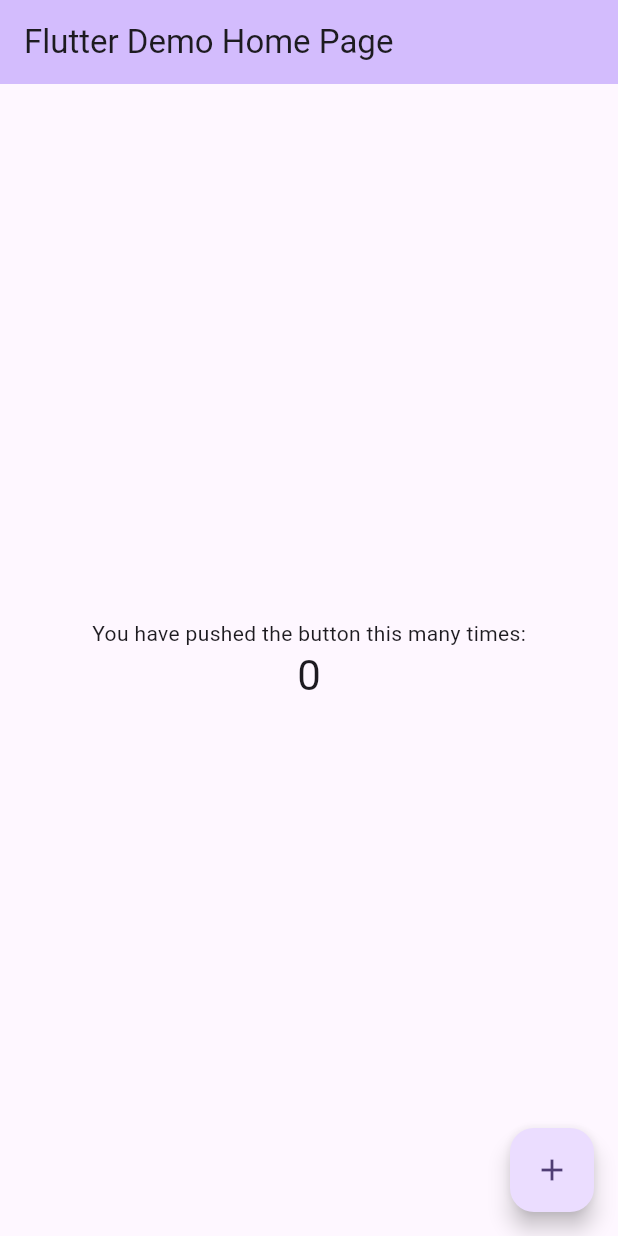
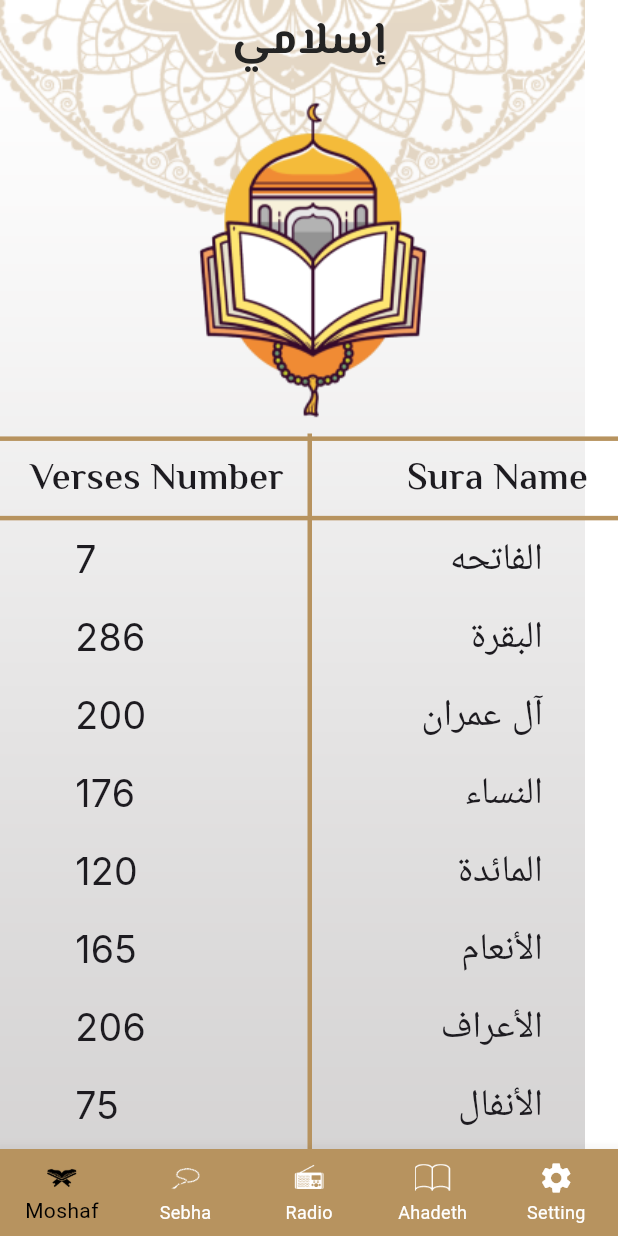
Before and after one commit to RanaGebril/islami, a Flutter app: the screen it shows after launch, on a phone screen of 412 x 824 dp. Run offline on Flutter 3.47's test engine with Material 3 defaults, Android fonts, the phone set to English and light mode, and no system bars; our stand-ins replace google_fonts.

Commit message:
Quran tab ui finish

```diff
--- a/lib/APP_colors.dart
+++ b/lib/APP_colors.dart
@@ -0,0 +1,5 @@
+import 'package:flutter/material.dart';
+
+class AppColors{
+  static const Color primary=Color(0xffB7935F);
+}
--- a/lib/Home.dart
+++ b/lib/Home.dart
@@ -0,0 +1,70 @@
+import 'package:flutter/material.dart';
+import 'package:google_fonts/google_fonts.dart';
+import 'package:islami/APP_colors.dart';
+import 'package:islami/tabs/Ahadeth_tab.dart';
+import 'package:islami/tabs/Quran_tab.dart';
+import 'package:islami/tabs/Radio_tab.dart';
+import 'package:islami/tabs/Sebha_tab.dart';
+import 'package:islami/tabs/Setting_tab.dart';
+
+class HomeScreen extends StatefulWidget {
+  static const String routeName="home";
+  HomeScreen({super.key});
+
+  @override
+  State<HomeScreen> createState() => _HomeScreenState();
+}
+
+class _HomeScreenState extends State<HomeScreen> {
+  int selectedIndex=0;
+
+  @override
+  Widget build(BuildContext context) {
+    return Stack(
+      children: [
+        Image.asset("assets/images/bg3.png"),
+        Scaffold(
+          backgroundColor: Colors.transparent,
+          appBar: AppBar(
+            backgroundColor: Colors.transparent,
+            centerTitle: true,
+            title: Text("إسلامي",
+              style: GoogleFonts.elMessiri(
+                  color: Color(0xff242424),
+                  fontSize: 30,
+                  fontWeight: FontWeight.w700
+              ),),
+          ),
+          bottomNavigationBar: BottomNavigationBar(
+            backgroundColor: AppColors.primary,
+              showUnselectedLabels: true,
+              type: BottomNavigationBarType.fixed,
+              selectedItemColor: Colors.black,
+              unselectedItemColor: Colors.white,
+              currentIndex: selectedIndex,
+              onTap: (index) {
+              selectedIndex=index;
+              setState(() {
+              });
+              },
+              items: [
+            BottomNavigationBarItem(icon: ImageIcon(AssetImage("assets/images/moshaf_blue.png")),label: "Moshaf"),
+            BottomNavigationBarItem(icon: ImageIcon(AssetImage("assets/images/sebha.png")),label: "Sebha"),
+            BottomNavigationBarItem(icon: ImageIcon(AssetImage("assets/images/radio.png")),label: "Radio"),
+            BottomNavigationBarItem(icon: ImageIcon(AssetImage("assets/images/Ahadeth.png")),label: "Ahadeth"),
+            BottomNavigationBarItem(icon: Icon(Icons.settings),label: "Setting"),
+          ]),
+          body: tabs[selectedIndex],
+        )
+      ],
+    );
+  }
+
+  List<Widget>tabs=[
+    QuranTab(),
+    SebhaTab(),
+    RadioTab(),
+    AhadethTab(),
+    SettingTab(),
+  ];
+}
--- a/lib/main.dart
+++ b/lib/main.dart
@@ -1,125 +1,25 @@
 import 'package:flutter/material.dart';
+import 'package:islami/Home.dart';
+import 'package:islami/Quran_screen.dart';
 
 void main() {
-  runApp(const MyApp());
+  runApp(MyApp());
 }
 
 class MyApp extends StatelessWidget {
-  const MyApp({super.key});
+  MyApp({super.key});
 
   // This widget is the root of your application.
   @override
   Widget build(BuildContext context) {
     return MaterialApp(
-      title: 'Flutter Demo',
-      theme: ThemeData(
-        // This is the theme of your application.
-        //
-        // TRY THIS: Try running your application with "flutter run". You'll see
-        // the application has a purple toolbar. Then, without quitting the app,
-        // try changing the seedColor in the colorScheme below to Colors.green
-        // and then invoke "hot reload" (save your changes or press the "hot
-        // reload" button in a Flutter-supported IDE, or press "r" if you used
-        // the command line to start the app).
-        //
-        // Notice that the counter didn't reset back to zero; the application
-        // state is not lost during the reload. To reset the state, use hot
-        // restart instead.
-        //
-        // This works for code too, not just values: Most code changes can be
-        // tested with just a hot reload.
-        colorScheme: ColorScheme.fromSeed(seedColor: Colors.deepPurple),
-        useMaterial3: true,
-      ),
-      home: const MyHomePage(title: 'Flutter Demo Home Page'),
+     debugShowCheckedModeBanner: false,
+      initialRoute: HomeScreen.routeName,
+      routes: {
+        HomeScreen.routeName:(context)=>HomeScreen(),
+
+      },
+
     );
   }
 }
-
-class MyHomePage extends StatefulWidget {
-  const MyHomePage({super.key, required this.title});
-
-  // This widget is the home page of your application. It is stateful, meaning
-  // that it has a State object (defined below) that contains fields that affect
-  // how it looks.
-
-  // This class is the configuration for the state. It holds the values (in this
-  // case the title) provided by the parent (in this case the App widget) and
-  // used by the build method of the State. Fields in a Widget subclass are
-  // always marked "final".
-
-  final String title;
-
-  @override
-  State<MyHomePage> createState() => _MyHomePageState();
-}
-
-class _MyHomePageState extends State<MyHomePage> {
-  int _counter = 0;
-
-  void _incrementCounter() {
-    setState(() {
-      // This call to setState tells the Flutter framework that something has
-      // changed in this State, which causes it to rerun the build method below
-      // so that the display can reflect the updated values. If we changed
-      // _counter without calling setState(), then the build method would not be
-      // called again, and so nothing would appear to happen.
-      _counter++;
-    });
-  }
-
-  @override
-  Widget build(BuildContext context) {
-    // This method is rerun every time setState is called, for instance as done
-    // by the _incrementCounter method above.
-    //
-    // The Flutter framework has been optimized to make rerunning build methods
-    // fast, so that you can just rebuild anything that needs updating rather
-    // than having to individually change instances of widgets.
-    return Scaffold(
-      appBar: AppBar(
-        // TRY THIS: Try changing the color here to a specific color (to
-        // Colors.amber, perhaps?) and trigger a hot reload to see the AppBar
-        // change color while the other colors stay the same.
-        backgroundColor: Theme.of(context).colorScheme.inversePrimary,
-        // Here we take the value from the MyHomePage object that was created by
-        // the App.build method, and use it to set our appbar title.
-        title: Text(widget.title),
-      ),
-      body: Center(
-        // Center is a layout widget. It takes a single child and positions it
-        // in the middle of the parent.
-        child: Column(
-          // Column is also a layout widget. It takes a list of children and
-          // arranges them vertically. By default, it sizes itself to fit its
-          // children horizontally, and tries to be as tall as its parent.
-          //
-          // Column has various properties to control how it sizes itself and
-          // how it positions its children. Here we use mainAxisAlignment to
-          // center the children vertically; the main axis here is the vertical
-          // axis because Columns are vertical (the cross axis would be
-          // horizontal).
-          //
-          // TRY THIS: Invoke "debug painting" (choose the "Toggle Debug Paint"
-          // action in the IDE, or press "p" in the console), to see the
-          // wireframe for each widget.
-          mainAxisAlignment: MainAxisAlignment.center,
-          children: <Widget>[
-            const Text(
-              'You have pushed the button this many times:',
-            ),
-            Text(
-              '$_counter',
-              style: Theme.of(context).textTheme.headlineMedium,
-            ),
-          ],
-        ),
-      ),
-      floatingActionButton: FloatingActionButton(
-        onPressed: _incrementCounter,
-        tooltip: 'Increment',
-        child: const Icon(Icons.add),
-      ), // This trailing comma makes auto-formatting nicer for build methods.
-    );
-  }
-}
--- a/lib/tabs/Ahadeth_tab.dart
+++ b/lib/tabs/Ahadeth_tab.dart
@@ -0,0 +1,10 @@
+import 'package:flutter/material.dart';
+
+class AhadethTab extends StatelessWidget {
+  const AhadethTab({super.key});
+
+  @override
+  Widget build(BuildContext context) {
+    return const Placeholder();
+  }
+}
--- a/lib/tabs/Quran_tab.dart
+++ b/lib/tabs/Quran_tab.dart
@@ -0,0 +1,111 @@
+import 'package:flutter/material.dart';
+import 'package:google_fonts/google_fonts.dart';
+
+import '../APP_colors.dart';
+
+class QuranTab extends StatelessWidget {
+  QuranTab({super.key});
+
+  List<int> versesNumber = [7,286,200,176,120,165,206,75,129,109,123,111,43,52,99,128,111,110,98,135,112,78,118,64,77,227,93,88,
+    69,60,34,30,73,54,45,83,182,88,75,85,54,53,89,59,37,35,38,29,18,45,60,49,62,55,78,96,29,22,24,13,14,11,11,18,12,12,30,52,52,
+    44,28,28,20,56,40,31,50,40,46,42,29,19,36,25,22,17,19,26,30,20,15,21,11,8,5,19,5,8,8,11,11,8,3,9,5,4,6,3,6,3,5,4,5,6
+  ];
+
+  List <String> suraNames=["الفاتحه","البقرة","آل عمران","النساء","المائدة","الأنعام","الأعراف","الأنفال","التوبة","يونس","هود"
+    ,"يوسف","الرعد","إبراهيم","الحجر","النحل","الإسراء","الكهف","مريم","طه","الأنبياء","الحج","المؤمنون"
+    ,"النّور","الفرقان","الشعراء","النّمل","القصص","العنكبوت","الرّوم","لقمان","السجدة","الأحزاب","سبأ"
+    ,"فاطر","يس","الصافات","ص","الزمر","غافر","فصّلت","الشورى","الزخرف","الدّخان","الجاثية","الأحقاف"
+    ,"محمد","الفتح","الحجرات","ق","الذاريات","الطور","النجم","القمر","الرحمن","الواقعة","الحديد","المجادلة"
+    ,"الحشر","الممتحنة","الصف","الجمعة","المنافقون","التغابن","الطلاق","التحريم","الملك","القلم","الحاقة","المعارج"
+    ,"نوح","الجن","المزّمّل","المدّثر","القيامة","الإنسان","المرسلات","النبأ","النازعات","عبس","التكوير","الإنفطار"
+    ,"المطفّفين","الإنشقاق","البروج","الطارق","الأعلى","الغاشية","الفجر","البلد","الشمس","الليل","الضحى","الشرح"
+    ,"التين","العلق","القدر","البينة","الزلزلة","العاديات","القارعة","التكاثر","العصر",
+    "الهمزة","الفيل","قريش","الماعون","الكوثر","الكافرون","النصر","المسد","الإخلاص","الفلق","الناس"];
+
+
+  @override
+  Widget build(BuildContext context) {
+    return Stack(
+      children: [
+        Container(
+          child: Column(
+            crossAxisAlignment: CrossAxisAlignment.stretch,
+            children: [
+              Image.asset("assets/images/quran_header_icn.png",
+              height: 227,),
+              SizedBox(
+                height: 10,
+              ),
+              Divider(
+                height: 0.95,
+                thickness: 3,
+                color: AppColors.primary,
+              ),
+              Padding(
+                padding: const EdgeInsets.symmetric(
+                    vertical: 8.0, horizontal: 20),
+                child: Row(
+                  children: [
+                    Text("Verses Number",
+                      style: GoogleFonts.elMessiri(
+                          fontSize: 25,
+                          fontWeight: FontWeight.w600
+                      ),),
+                    Spacer(),
+                    Text("Sura Name",
+                      style: GoogleFonts.elMessiri(
+                          fontSize: 25,
+                          fontWeight: FontWeight.w600
+                      ),)
+                  ],
+                ),
+              ),
+              Divider(
+                height: 0.95,
+                thickness: 3,
+                color: AppColors.primary,
+              ),
+              Expanded(
+                  child: ListView.builder(
+                    itemBuilder: (context, index) {
+                      return Padding(
+                        padding: const EdgeInsets.symmetric(
+                            vertical: 8, horizontal: 50),
+                        child: Row(
+                          children: [
+                            Text(versesNumber[index].toString(),
+                              style: GoogleFonts.inter(
+                                  fontSize: 25,
+                                  fontWeight: FontWeight.w400
+                              ),),
+                            Spacer(),
+                            Text(suraNames[index],
+                              style: GoogleFonts.inter(
+                                  fontSize: 25,
+                                  fontWeight: FontWeight.w400
+                              ),)
+                          ],
+                        ),
+                      );
+
+                    },
+                  itemCount: suraNames.length,
+                  )
+              ),
+            ],
+          ),
+        ),
+        Positioned(
+          left: 205,
+          bottom: 0,
+          height: 477,
+          child: Container(
+            color: AppColors.primary,
+            width: 3,
+            height: 400,
+          ),
+        )
+      ],
+    );
+  }
+  }
--- a/lib/tabs/Radio_tab.dart
+++ b/lib/tabs/Radio_tab.dart
@@ -0,0 +1,10 @@
+import 'package:flutter/material.dart';
+
+class RadioTab extends StatelessWidget {
+  const RadioTab({super.key});
+
+  @override
+  Widget build(BuildContext context) {
+    return const Placeholder();
+  }
+}
--- a/lib/tabs/Sebha_tab.dart
+++ b/lib/tabs/Sebha_tab.dart
@@ -0,0 +1,10 @@
+import 'package:flutter/material.dart';
+
+class SebhaTab extends StatelessWidget {
+  const SebhaTab({super.key});
+
+  @override
+  Widget build(BuildContext context) {
+    return const Placeholder();
+  }
+}
--- a/lib/tabs/Setting_tab.dart
+++ b/lib/tabs/Setting_tab.dart
@@ -0,0 +1,10 @@
+import 'package:flutter/material.dart';
+
+class SettingTab extends StatelessWidget {
+  const SettingTab({super.key});
+
+  @override
+  Widget build(BuildContext context) {
+    return const Placeholder();
+  }
+}
--- a/pubspec.yaml
+++ b/pubspec.yaml
@@ -35,6 +35,8 @@ dependencies:
   # The following adds the Cupertino Icons font to your application.
   # Use with the CupertinoIcons class for iOS style icons.
   cupertino_icons: ^1.0.6
+  flutter_native_splash: ^2.4.1
+  google_fonts: ^6.2.1
 
 dev_dependencies:
   flutter_test:
@@ -59,8 +61,8 @@ flutter:
   uses-material-design: true
 
   # To add assets to your application, add an assets section, like this:
-  # assets:
-  #   - images/a_dot_burr.jpeg
+  assets:
+     - assets/images/
   #   - images/a_dot_ham.jpeg
 
   # An image asset can refer to one or more resolution-specific "variants", see
```
Also changed, not shown: flutter_native_splash.yaml (+149 -0 lines), assets/images/bg2.png, assets/images/logo2.png, assets/images/moshaf_blue.png, assets/images/quran_header_icn.png, assets/images/radio.png, assets/images/sebha.png, lib/Quran_screen.dart (line endings or trailing spaces), pubspec.lock, 10 other files.
